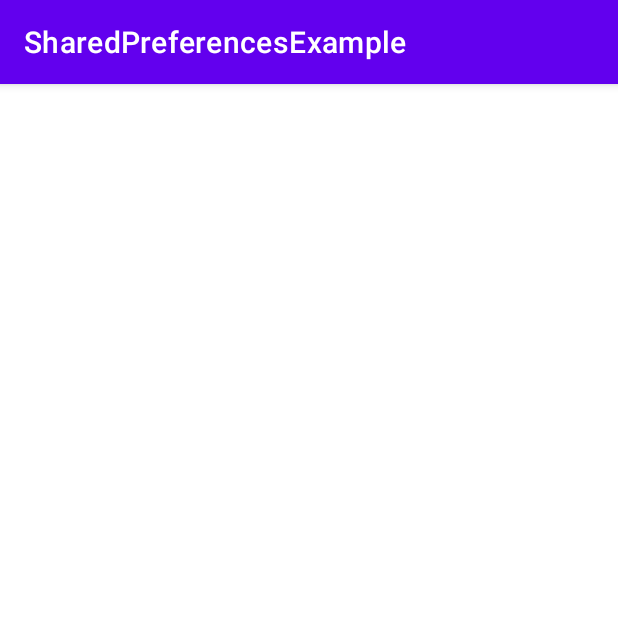
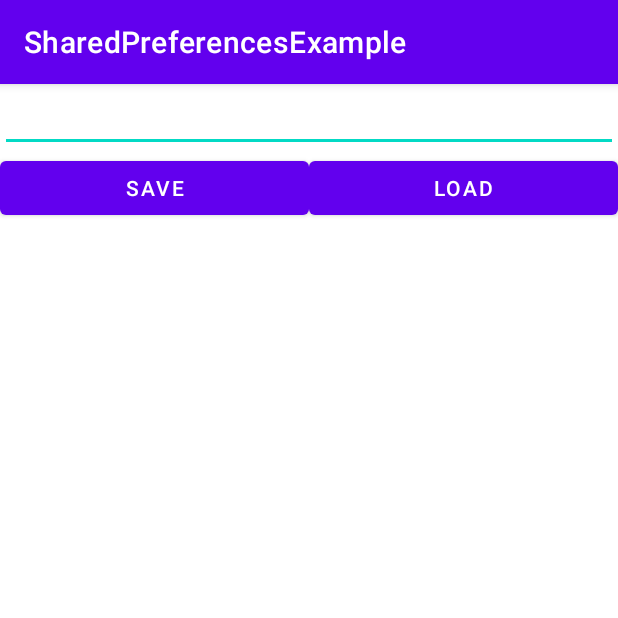
Before and after one commit to HappynessfromRussia/SharedPreferencesExample, an Android app: the screen it shows after launch (MainActivity), on a phone screen of 412 x 824 dp, the top half of it. Run offline under Robolectric (Android 15) with nearby library versions, the phone set to English and light mode, and no system bars.

Commit message:
Added screen visualization

```diff
--- a/app/src/main/res/layout/activity_main.xml
+++ b/app/src/main/res/layout/activity_main.xml
@@ -7,6 +7,38 @@
     tools:context=".MainActivity"
     android:orientation="vertical">
 
+    <EditText
+        android:id="@+id/etText"
+        android:layout_width="match_parent"
+        android:layout_height="wrap_content"/>
+
+    <requestFocus>
+
+    </requestFocus>
+
+    <LinearLayout
+        android:id="@+id/LinearLyaout1"
+        android:layout_width="match_parent"
+        android:layout_height="wrap_content"
+        android:orientation="horizontal">
+
+        <Button
+            android:id="@+id/btnsave"
+            android:layout_width="wrap_content"
+            android:layout_height="wrap_content"
+            android:layout_weight="1"
+            android:text="Save"/>
+
+        <Button
+            android:id="@+id/btnload"
+            android:layout_width="wrap_content"
+            android:layout_height="wrap_content"
+            android:layout_weight="1"
+            android:text="Load"/>
+
+
+    </LinearLayout>
+
 
 
 </LinearLayout>
```
